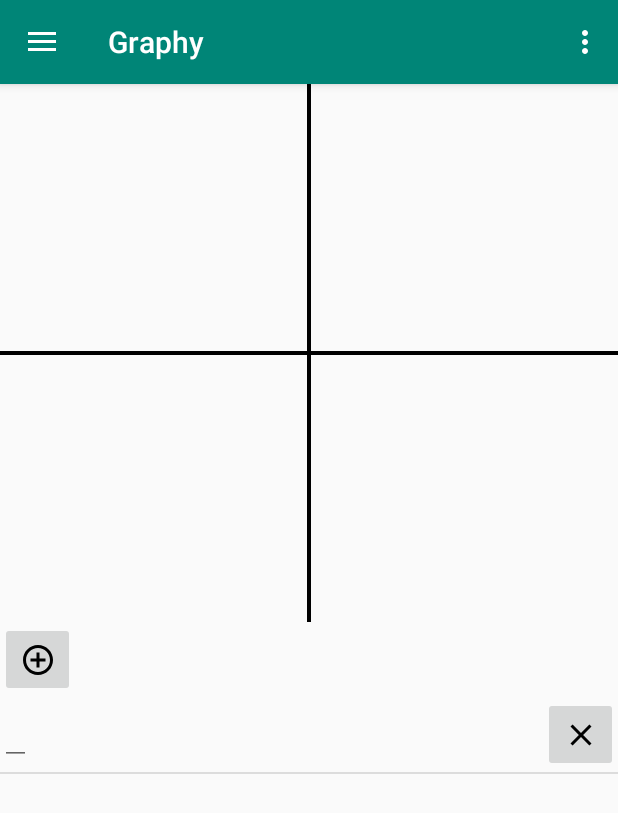
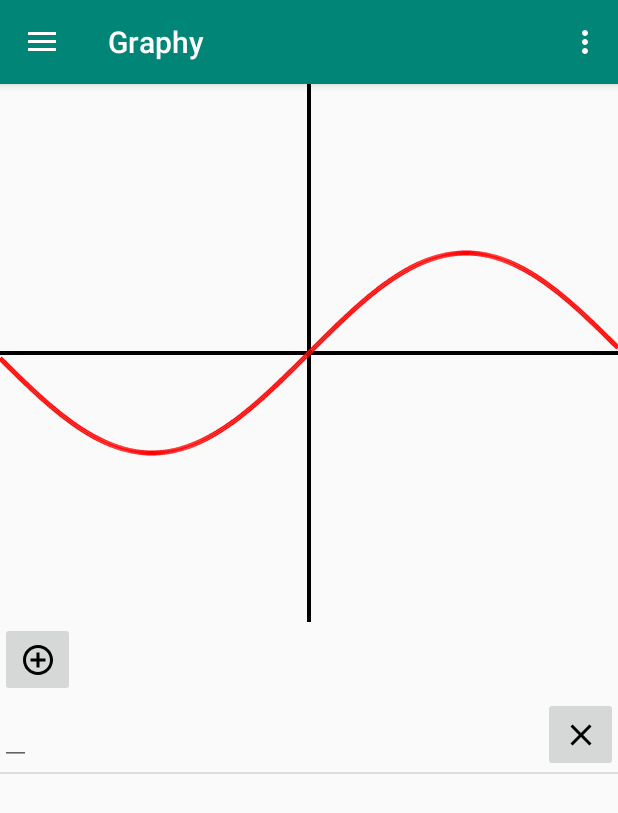
Before and after one commit to AsherBearce/Graphy, an Android app: the screen it shows after launch (MainActivity), after a tap on an icon or button, on a phone screen of 412 x 824 dp. Shown: the top 813 px of the screen. Run offline under Robolectric (Android 15) with nearby library versions, the phone set to English and light mode, and no system bars.

Commit message:
Add draw functions and input parsing.

```diff
--- a/app/src/main/AndroidManifest.xml
+++ b/app/src/main/AndroidManifest.xml
@@ -11,7 +11,7 @@
     android:theme="@style/AppTheme">
     <activity
       android:label="@string/app_name"
-      android:name=".MainActivity"
+      android:name=".controller.MainActivity"
       android:theme="@style/AppTheme.NoActionBar">
       <intent-filter>
         <action android:name="android.intent.action.MAIN"/>
--- a/app/src/main/java/io/github/asherbearce/graphy/MainActivity.java
+++ b/app/src/main/java/io/github/asherbearce/graphy/controller/MainActivity.java
@@ -1,38 +1,34 @@
-package io.github.asherbearce.graphy;
+package io.github.asherbearce.graphy.controller;
 
-import android.graphics.Canvas;
-import android.graphics.Color;
-import android.graphics.ColorFilter;
-import android.graphics.Paint;
-import android.graphics.PixelFormat;
-import android.graphics.drawable.Drawable;
 import android.os.Bundle;
 import android.view.GestureDetector;
+import android.view.Menu;
+import android.view.MenuItem;
 import android.view.MotionEvent;
-import android.view.ViewTreeObserver;
+import android.view.View;
 import android.view.ViewTreeObserver.OnGlobalLayoutListener;
 import android.widget.ImageButton;
 import android.widget.ImageView;
 import android.widget.LinearLayout;
 import android.widget.ListView;
-import android.view.View;
-import androidx.core.view.GestureDetectorCompat;
-import com.google.android.material.navigation.NavigationView;
-import androidx.core.view.GravityCompat;
-import androidx.drawerlayout.widget.DrawerLayout;
 import androidx.appcompat.app.ActionBarDrawerToggle;
 import androidx.appcompat.app.AppCompatActivity;
 import androidx.appcompat.widget.Toolbar;
-import android.view.Menu;
-import android.view.MenuItem;
+import androidx.core.view.GestureDetectorCompat;
+import androidx.core.view.GravityCompat;
+import androidx.drawerlayout.widget.DrawerLayout;
+import com.google.android.material.navigation.NavigationView;
+import io.github.asherbearce.graphy.R;
+import io.github.asherbearce.graphy.model.CalculatorInput;
+import io.github.asherbearce.graphy.parser.parsing.ComputeEnvironment;
+import io.github.asherbearce.graphy.view.GraphViewWindow;
 import io.github.asherbearce.graphy.view.InputAdapter;
 import java.util.LinkedList;
 import java.util.List;
-import io.github.asherbearce.graphy.view.GraphViewWindow;
 
 public class MainActivity extends AppCompatActivity
     implements NavigationView.OnNavigationItemSelectedListener {
-  List<String> inputs;
+  List<CalculatorInput> inputs;
   LinearLayout graphContainer;
   ListView inputView;
   ImageView graphDisplay;
@@ -40,12 +36,14 @@ public class MainActivity extends AppCompatActivity
   GraphViewWindow graphImage;
   GestureDetectorCompat scrollDetect;
   InputAdapter adapter;
+  ComputeEnvironment environment;
 
   @Override
   protected void onCreate(Bundle savedInstanceState) {
     super.onCreate(savedInstanceState);
     setContentView(R.layout.activity_main);
 
+    environment = new ComputeEnvironment();
     graphContainer = findViewById(R.id.graph_container);
     inputs = new LinkedList<>();
     inputView = findViewById(R.id.input_list);
@@ -82,23 +80,11 @@ public class MainActivity extends AppCompatActivity
     addInputButton.setOnClickListener(new View.OnClickListener(){
       public void onClick(View v){
         //TODO Instead of string, use an object. The issue comes from the string not being unique
-        inputs.add("Hello, world!");
-        //inputView.setAdapter(adapter);
+        inputs.add(new CalculatorInput(environment));
         adapter.notifyDataSetChanged();
       }
     });
-
-
   }
-
-  public void updateInputList(){
-    InputAdapter adapter = new InputAdapter(this, inputs);
-    inputView.setAdapter(adapter);
-  }
-
-  /*public boolean onTouch(View view, MotionEvent event){
-    return scrollDetect.onTouchEvent(event);
-  }*/
 
   @Override
   public void onBackPressed() {
--- /dev/null
+++ b/app/src/main/java/io/github/asherbearce/graphy/model/CalculatorInput.java
@@ -0,0 +1,33 @@
+package io.github.asherbearce.graphy.model;
+
+import io.github.asherbearce.graphy.parser.parsing.ComputeEnvironment;
+
+public class CalculatorInput {
+  private String input;
+  private String identifier;
+  private ComputeEnvironment environment;
+
+  public CalculatorInput(ComputeEnvironment environment){
+    this.environment = environment;
+  }
+
+  public String getInputString(){
+    return input;
+  }
+
+  public void setInputString(String input){
+    this.input = input;
+  }
+
+  public String getIdentifier() {
+    return identifier;
+  }
+
+  public void setIdentifier(String identifier) {
+    this.identifier = identifier;
+  }
+
+  public ComputeEnvironment getEnvironment() {
+    return environment;
+  }
+}
--- a/app/src/main/java/io/github/asherbearce/graphy/parser/parsing/BuiltInMethods.java
+++ b/app/src/main/java/io/github/asherbearce/graphy/parser/parsing/BuiltInMethods.java
@@ -5,8 +5,8 @@ import io.github.asherbearce.graphy.parser.exception.ParseException;
 import io.github.asherbearce.graphy.parser.math.NumberValue;
 
 public enum BuiltInMethods implements Callable {
-  LOG((NumberValue... args) -> cos(args[0]), 1),
-  LOG_10((NumberValue... args) ->  log10(args[0]), 1),
+  LOG((NumberValue... args) -> log(args[0]), 1),
+  LOG_10((NumberValue... args) -> log10(args[0]), 1),
   COS((NumberValue... args) -> cos(args[0]), 1),
   SIN((NumberValue... args) -> sin(args[0]), 1),
   TAN((NumberValue... args) -> tan(args[0]), 1);
--- a/app/src/main/java/io/github/asherbearce/graphy/parser/parsing/ComputeEnvironment.java
+++ b/app/src/main/java/io/github/asherbearce/graphy/parser/parsing/ComputeEnvironment.java
@@ -9,6 +9,8 @@ import io.github.asherbearce.graphy.parser.token.TokenTypes;
 import java.util.HashMap;
 import java.util.LinkedList;
 
+
+
 public class ComputeEnvironment {
   private TokenList.TokenContainer currentToken;
   private TokenList tokens;
@@ -17,8 +19,6 @@ public class ComputeEnvironment {
   public static HashMap<String, BuiltInMethods> builtIn;
 
   public ComputeEnvironment(){
-    //this.tokens = new TokenList(tokens);
-    //currentToken = this.tokens.getFirst();
     functions = new HashMap<>();
     variables = new HashMap<>();
 
@@ -70,41 +70,55 @@ public class ComputeEnvironment {
     return result;
   }
 
+  public void remove(String identifier){
+    if (functions.containsKey(identifier)){
+      functions.remove(identifier);
+    }
+    else if (variables.containsKey(identifier)){
+      variables.remove(identifier);
+    }
+  }
+
   public void clearContent(){
     functions.clear();
     variables.clear();
   }
 
-  public void parseStatement(LinkedList<Token> tokenList) throws ParseException {
+  public String parseStatement(LinkedList<Token> tokenList) throws ParseException {
+    String result = "";
+
+    if (tokens == null) {
       tokens = new TokenList(tokenList);
       currentToken = tokens.getFirst();
 
-    if (currentToken.value.getTokenType() == TokenTypes.IDENTIFIER){
+
+      if (currentToken.value.getTokenType() == TokenTypes.IDENTIFIER) {
         String identifierName = ((IdentifierToken) currentToken.value).getValue();
 
-      if (functions.containsKey(identifierName) || variables.containsKey(identifierName)){
+        if (functions.containsKey(identifierName) || variables.containsKey(identifierName)) {
           //Do a compute expression, put it into a new anonymous variable.
           NumberValue newVar = Method.computeConstant(tokens.tokenLinkedList(), this);
           String anonymousName = String.format("$%d", variables.size());
+          result = anonymousName;
 
           variables.put(anonymousName, newVar);
-      }
-      else{
+        } else {
           //Other wise, we're declaring either a new variable or function.
+          result = identifierName;
           nextToken();
-        if (currentToken.value.getTokenType() == TokenTypes.OPEN_PAREN){
+          if (currentToken.value.getTokenType() == TokenTypes.OPEN_PAREN) {
             //Define a new function
             nextToken();
             HashMap<String, Integer> parameters = new HashMap<>();
             int paramNumber = 0;
 
-          while (currentToken.value.getTokenType() == TokenTypes.IDENTIFIER){
+            while (currentToken.value.getTokenType() == TokenTypes.IDENTIFIER) {
               String varName = ((IdentifierToken) currentToken.value).getValue();
 
               parameters.put(varName, paramNumber);
               nextToken();
 
-            if (currentToken.value.getTokenType() == TokenTypes.COMMA){
+              if (currentToken.value.getTokenType() == TokenTypes.COMMA) {
                 nextToken();
               }
 
@@ -118,7 +132,7 @@ public class ComputeEnvironment {
             //make a new token list starting from currentToken to the end of the list of tokens.
             LinkedList<Token> toks = new LinkedList<>();
 
-          while (currentToken.value.getTokenType() != TokenTypes.END){
+            while (currentToken.value.getTokenType() != TokenTypes.END) {
               toks.addLast(currentToken.value);
               nextToken();
             }
@@ -126,15 +140,14 @@ public class ComputeEnvironment {
 
             Method func = new Method(identifierName, toks, paramNumber, this, parameters);
             functions.put(identifierName, func);
-        }
-        else{
+          } else {
             //Define a new variable
             expectToken(TokenTypes.EQUALS);
             nextToken();
 
             LinkedList<Token> toks = new LinkedList<>();
 
-          while (currentToken.value != TokenTypes.END){
+            while (currentToken.value != TokenTypes.END) {
               toks.addLast(currentToken.value);
               nextToken();
             }
@@ -148,12 +161,12 @@ public class ComputeEnvironment {
           }
         }
 
-    }
-    else{
+      } else {
         //Do the same thing as we did for declaring a new variable but give it an anonymous name such as $a
 
         NumberValue newVar = Method.computeConstant(tokens.tokenLinkedList(), this);
         String anonymousName = String.format("$%d", variables.size());
+        result = anonymousName;
 
         variables.put(anonymousName, newVar);
       }
@@ -161,4 +174,7 @@ public class ComputeEnvironment {
       tokens = null;
       currentToken = null;
     }
+
+    return result;
   }
+}
--- a/app/src/main/java/io/github/asherbearce/graphy/parser/parsing/Method.java
+++ b/app/src/main/java/io/github/asherbearce/graphy/parser/parsing/Method.java
@@ -81,6 +81,10 @@ public class Method implements Callable {
 
   private NumberValue computeAtom() throws ParseException{
     NumberValue result;
+
+    if (currentToken.value.getTokenType() == TokenTypes.END){
+      throw new ParseException("Empty expression");
+    }
 
     if (currentToken.value.getTokenType() == TokenTypes.NUMBER){
       result = ((NumberToken)currentToken.value).getValue();
@@ -180,7 +184,7 @@ public class Method implements Callable {
   }
 
   public static NumberValue computeConstant(LinkedList<Token> constTokens, ComputeEnvironment env) throws ParseException{
-    Method tempMethod = new Method("", constTokens, 0, env, null);
+    Method tempMethod = new Method("", constTokens, 0, env, new HashMap<>());
     NumberValue result = tempMethod.computeExpression(0);
     tempMethod = null;
     return result;
--- a/app/src/main/java/io/github/asherbearce/graphy/view/GraphViewWindow.java
+++ b/app/src/main/java/io/github/asherbearce/graphy/view/GraphViewWindow.java
@@ -6,31 +6,53 @@ import android.graphics.ColorFilter;
 import android.graphics.Paint;
 import android.graphics.PixelFormat;
 import android.graphics.drawable.Drawable;
+import android.util.Log;
 import androidx.annotation.Nullable;
+import io.github.asherbearce.graphy.parser.exception.ParseException;
+import io.github.asherbearce.graphy.parser.math.Real;
+import io.github.asherbearce.graphy.parser.parsing.ComputeEnvironment;
+import io.github.asherbearce.graphy.parser.parsing.Method;
+import io.github.asherbearce.graphy.parser.parsing.Tokenizer;
+import io.github.asherbearce.graphy.parser.token.Token;
+import java.util.LinkedList;
 
-public class GraphViewWindow extends Drawable{
+public class GraphViewWindow extends Drawable {
+
   private int height;
   private int width;
   private int offsetX;
   private int offsetY;
+  ComputeEnvironment env;
 
-  public void setHeight(int height){
+  public GraphViewWindow() {
+    env = new ComputeEnvironment();
+    String function = "f(x) = sin(x)";
+    LinkedList<Token> toks = new Tokenizer(function).Tokenize();
+    try {
+      env.parseStatement(toks);
+      Log.d("Trace", "Parse succeeded.");
+    } catch (ParseException e) {
+      Log.d("Trace", e.getMessage());
+    }
+  }
+
+  public void setHeight(int height) {
     this.height = height;
   }
 
-  public void setWidth(int width){
+  public void setWidth(int width) {
     this.width = width;
   }
 
   public void setOffsetX(int offsetX) {
-    this.offsetX = 100;
+    this.offsetX = offsetX;
   }
 
   public void setOffsetY(int offsetY) {
     this.offsetY = offsetY;
   }
 
-  private void drawBlankGraph(Canvas canvas, Paint paint){
+  private void drawBlankGraph(Canvas canvas, Paint paint) {
     paint.setStrokeWidth(4);
     paint.setColor(Color.BLACK);
     int centerX = width / 2;
@@ -38,25 +60,58 @@ public class GraphViewWindow extends Drawable{
     int originX = centerX - offsetX;
     int originY = centerY - offsetY;
 
-    if (originX >= centerX - centerX / 2 && originX <= centerX + centerX / 2){
+    if (originX >= centerX - centerX / 2 && originX <= centerX + centerX / 2) {
       canvas.drawLine(originX, 0, originX, height, paint);
     }
 
-    if (originY >= centerY - centerY / 2 && originY <= centerY + centerY / 2){
+    if (originY >= centerY - centerY / 2 && originY <= centerY + centerY / 2) {
       canvas.drawLine(0, originY, width, originY, paint);
     }
   }
 
+  //This should generally be called on a different thread.
+  private void drawFunction(Method func, Canvas canvas, Paint paint) {
+    int centerX = width / 2;
+    int centerY = height / 2;
+    float scale = 100;
+    paint.setColor(Color.RED);
+    paint.setStrokeWidth(5);
+
+    try {
+      for (int x = -width / 2; x < width / 2; x++) {
+        float xPos = x / scale;
+        float xPosNext = (x + 1) / scale;
+        float functionOutput = (float)func.invoke(new Real(xPos)).real().getValue();
+        float functionOutputNext = (float)func.invoke(new Real(xPosNext)).real().getValue();
+        float diffX = xPosNext - xPos;
+        float diffY = functionOutput - functionOutputNext;
+
+        if (Math.abs(diffY / diffX) < 1000){
+          canvas.drawLine(
+              x + centerX, -functionOutput * scale + centerY,
+              x + 1 + centerX, -functionOutputNext * scale + centerY,
+              paint);
+        }
+
+
+
+      }
+    } catch (ParseException e) {
+      //Do nothing
+    }
+  }
+
   @Override
-  public void draw(Canvas canvas){
+  public void draw(Canvas canvas) {
     //For debugging purposes, I'll just draw a simple sine wave.
     //TODO take in drawing instructions, given a view offset and view scale.
     Paint paint = new Paint();
     drawBlankGraph(canvas, paint);
+    drawFunction(env.getFunction("f"), canvas, paint);
   }
 
   @Override
-  public void setAlpha(int alpha){
+  public void setAlpha(int alpha) {
 
   }
 
--- a/app/src/main/java/io/github/asherbearce/graphy/view/InputAdapter.java
+++ b/app/src/main/java/io/github/asherbearce/graphy/view/InputAdapter.java
@@ -14,33 +14,44 @@ import android.widget.ImageButton;
 import androidx.annotation.NonNull;
 import androidx.annotation.Nullable;
 import io.github.asherbearce.graphy.R;
+import io.github.asherbearce.graphy.model.CalculatorInput;
+import io.github.asherbearce.graphy.parser.exception.ParseException;
+import io.github.asherbearce.graphy.parser.parsing.Tokenizer;
+import io.github.asherbearce.graphy.parser.token.Token;
+import java.util.LinkedList;
 import java.util.List;
 
-public class InputAdapter extends ArrayAdapter<String> {
-  public InputAdapter(@NonNull Context context, @NonNull List<String> objects){
+public class InputAdapter extends ArrayAdapter<CalculatorInput> {
+
+  private List<CalculatorInput> contents;
+
+  public InputAdapter(@NonNull Context context, @NonNull List<CalculatorInput> objects) {
     super(context, R.layout.input_list_item, objects);
+    contents = objects;
     //TODO inflate this
   }
 
   @NonNull
   @Override
-  public View getView(final int position, @Nullable View convertView, @NonNull ViewGroup parent){
+  public View getView(final int position, @Nullable View convertView, @NonNull ViewGroup parent) {
     //TODO implement this
-    View layout = convertView;
+    View layout = convertView == null ?
+        LayoutInflater.from(getContext()).inflate(R.layout.input_list_item, parent, false)
+        : convertView;
+    CalculatorInput item = getItem(position);
 
-    if (layout == null){
-      layout = LayoutInflater.from(getContext()).inflate(R.layout.input_list_item, parent, false);
+    final EditText input = layout.findViewById(R.id.text_input);
+    ImageButton removeButton = layout.findViewById(R.id.remove_item_button);
 
-      EditText input = layout.findViewById(R.id.text_input);
-      ImageButton removeButton = layout.findViewById(R.id.remove_item_button);
+    input.setText(item.getInputString());
 
     removeButton.setOnClickListener(
         new OnClickListener() {
           @Override
           public void onClick(View v) {
-
-              Log.d("Trace", String.format("%d, %s", position, getItem(position)));
-              notifyDataSetChanged();
+            //Log.d("Trace", item.getInputString());
+            contents.remove(item);
+            InputAdapter.this.notifyDataSetInvalidated();
           }
         }
     );
@@ -59,11 +70,31 @@ public class InputAdapter extends ArrayAdapter<String> {
 
           @Override
           public void afterTextChanged(Editable s) {
+            item.setInputString(s.toString());
+            //TODO ask for help on this. Not sure what's happening.
+            if (s.length() > 0) {
+              String identifier;
+              LinkedList<Token> tokens = new Tokenizer(s.toString()).Tokenize();
+              //TODO delete old and unused methods.
+              try{
+                item.getEnvironment().parseStatement(tokens);
+                Log.d("Trace", "Parsed!");
+                for (Token t : tokens){
+                  Log.d("Trace", t.getTokenType().toString());
+                }
 
+              }
+              catch(ParseException e){
+                Log.d("Trace", "Not parsed!");
+                for (Token t : tokens){
+                  Log.d("Trace", t.getTokenType().toString());
+                }
+                Log.d("Trace", e.getMessage());
+              }
+            }
           }
         }
     );
-    }
 
     return layout;
   }
--- /dev/null
+++ b/app/src/main/res/drawable/parse_error.xml
@@ -0,0 +1,9 @@
+<vector xmlns:android="http://schemas.android.com/apk/res/android"
+        android:width="24dp"
+        android:height="24dp"
+        android:viewportWidth="24.0"
+        android:viewportHeight="24.0">
+    <path
+        android:fillColor="#FF000000"
+        android:pathData="M1,21h22L12,2 1,21zM13,18h-2v-2h2v2zM13,14h-2v-4h2v4z"/>
+</vector>
--- a/app/src/main/res/layout/app_bar_main.xml
+++ b/app/src/main/res/layout/app_bar_main.xml
@@ -5,7 +5,7 @@
   xmlns:tools="http://schemas.android.com/tools"
   android:layout_width="match_parent"
   android:layout_height="match_parent"
-  tools:context=".MainActivity">
+  tools:context=".controller.MainActivity">
 
   <com.google.android.material.appbar.AppBarLayout
     android:layout_width="match_parent"
--- a/app/src/main/res/layout/content_main.xml
+++ b/app/src/main/res/layout/content_main.xml
@@ -7,7 +7,7 @@
   android:layout_width="match_parent"
   android:layout_height="match_parent"
   app:layout_behavior="@string/appbar_scrolling_view_behavior"
-  tools:context=".MainActivity"
+  tools:context=".controller.MainActivity"
   tools:showIn="@layout/app_bar_main">
 
   <LinearLayout
--- a/app/src/main/res/layout/input_list_item.xml
+++ b/app/src/main/res/layout/input_list_item.xml
@@ -16,7 +16,6 @@
 
   <ImageButton
     android:id="@+id/remove_item_button"
-    android:layout_gravity="right"
     android:layout_width="50dp"
     android:layout_height="50dp"
     android:src="@drawable/delete_item_icon"
@@ -24,4 +23,15 @@
     app:layout_constraintTop_toTopOf="parent"
     />
 
+  <ImageView
+    android:id="@+id/warning_icon"
+    android:layout_width="50dp"
+    android:layout_height="50dp"
+    android:src="@drawable/parse_error"
+    app:layout_constraintRight_toLeftOf="@id/remove_item_button"
+    app:layout_constraintTop_toTopOf="parent"
+    android:visibility="gone"
+    />
+
+
 </androidx.constraintlayout.widget.ConstraintLayout>
```
Lines whose indentation alone changed are shown as unchanged.
